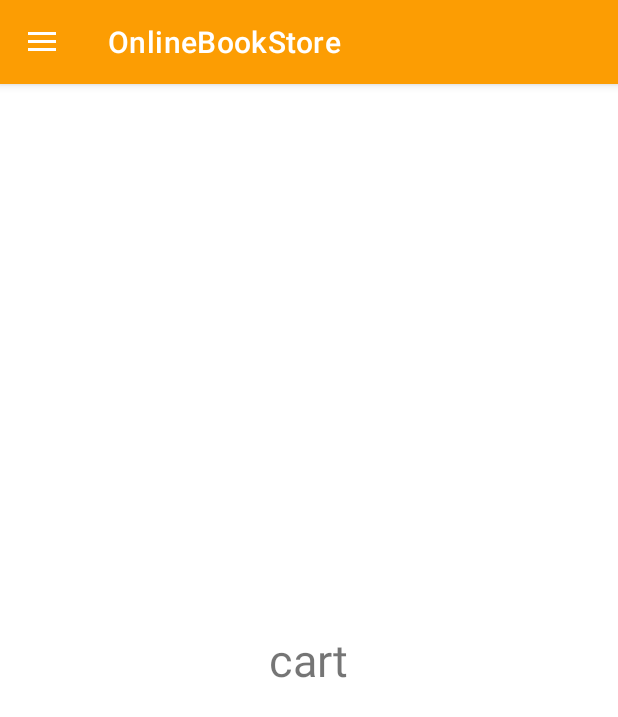
After one commit to shehanwijeyaweera/EE1-2-test-android, an Android app: the fragment AddToCartFragmentUser placed in its activity, on a phone screen of 412 x 824 dp. The commit adds this screen. Shown: the top 717 px of the screen. Run offline under Robolectric (Android 15) with nearby library versions, the phone set to English and light mode, and no system bars; 3 statements that could not run were skipped.

```diff
--- a/app/src/main/java/com/example/ee1_2_test/Activity/Userhomepage.java
+++ b/app/src/main/java/com/example/ee1_2_test/Activity/Userhomepage.java
@@ -16,6 +16,7 @@ import android.widget.Toast;
 import android.widget.Toolbar;
 
 import com.example.ee1_2_test.Fragments.AboutUsFragmentUser;
+import com.example.ee1_2_test.Fragments.AddToCartFragmentUser;
 import com.example.ee1_2_test.Fragments.BooksFragmentUser;
 import com.example.ee1_2_test.Fragments.PastOrdersFragmentUser;
 import com.example.ee1_2_test.Fragments.ProfileInfoFragmentUser;
@@ -97,6 +98,9 @@ public class Userhomepage extends AppCompatActivity implements NavigationView.On
             case R.id.nav_request_book:
                 getSupportFragmentManager().beginTransaction().replace(R.id.fragment_contrainer,new RequestBookFragmentUser()).commit();
                 break;
+            case R.id.nav_add_to_cart:
+                getSupportFragmentManager().beginTransaction().replace(R.id.fragment_contrainer,new AddToCartFragmentUser()).commit();
+                break;
             case R.id.nav_share:
                 Toast.makeText(this, "Share", Toast.LENGTH_SHORT).show();
                 break;
--- /dev/null
+++ b/app/src/main/java/com/example/ee1_2_test/Fragments/AddToCartFragmentUser.java
@@ -0,0 +1,21 @@
+package com.example.ee1_2_test.Fragments;
+
+import android.os.Bundle;
+import android.view.LayoutInflater;
+import android.view.View;
+import android.view.ViewGroup;
+
+import androidx.annotation.NonNull;
+import androidx.annotation.Nullable;
+import androidx.fragment.app.Fragment;
+
+import com.example.ee1_2_test.R;
+
+public class AddToCartFragmentUser extends Fragment {
+
+    @Nullable
+    @Override
+    public View onCreateView(@NonNull LayoutInflater inflater, @Nullable ViewGroup container, @Nullable Bundle savedInstanceState) {
+        return inflater.inflate(R.layout.fragment_add_to_cart,container,false);
+    }
+}
--- /dev/null
+++ b/app/src/main/res/drawable/ic_add_to_cart.xml
@@ -0,0 +1,10 @@
+<vector xmlns:android="http://schemas.android.com/apk/res/android"
+    android:width="24dp"
+    android:height="24dp"
+    android:viewportWidth="24"
+    android:viewportHeight="24"
+    android:tint="?attr/colorControlNormal">
+  <path
+      android:fillColor="@android:color/white"
+      android:pathData="M7,18c-1.1,0 -1.99,0.9 -1.99,2S5.9,22 7,22s2,-0.9 2,-2 -0.9,-2 -2,-2zM1,2v2h2l3.6,7.59 -1.35,2.45c-0.16,0.28 -0.25,0.61 -0.25,0.96 0,1.1 0.9,2 2,2h12v-2L7.42,15c-0.14,0 -0.25,-0.11 -0.25,-0.25l0.03,-0.12 0.9,-1.63h7.45c0.75,0 1.41,-0.41 1.75,-1.03l3.58,-6.49c0.08,-0.14 0.12,-0.31 0.12,-0.48 0,-0.55 -0.45,-1 -1,-1L5.21,4l-0.94,-2L1,2zM17,18c-1.1,0 -1.99,0.9 -1.99,2s0.89,2 1.99,2 2,-0.9 2,-2 -0.9,-2 -2,-2z"/>
+</vector>
--- /dev/null
+++ b/app/src/main/res/layout/fragment_add_to_cart.xml
@@ -0,0 +1,11 @@
+<?xml version="1.0" encoding="utf-8"?>
+<RelativeLayout xmlns:android="http://schemas.android.com/apk/res/android"
+    android:layout_width="match_parent" android:layout_height="match_parent">
+
+    <TextView
+        android:layout_width="wrap_content"
+        android:layout_height="wrap_content"
+        android:text="cart"
+        android:textSize="30sp"
+        android:layout_centerInParent="true"/>
+</RelativeLayout>
--- a/app/src/main/res/menu/drawer_menu.xml
+++ b/app/src/main/res/menu/drawer_menu.xml
@@ -1,6 +1,7 @@
 <?xml version="1.0" encoding="utf-8"?>
 <menu xmlns:android="http://schemas.android.com/apk/res/android"
     xmlns:tools="http://schemas.android.com/tools"
+    xmlns:app="http://schemas.android.com/apk/res-auto"
     tools:showIn="navigation_view">
 
     <group android:checkableBehavior="single">
@@ -8,6 +9,9 @@
             android:id="@+id/nav_view_all_books"
             android:icon="@drawable/ic_books_icon"
             android:title="Books" />
+        <item android:id="@+id/nav_add_to_cart"
+            android:icon="@drawable/ic_add_to_cart"
+            android:title="cart" />
         <item
             android:id="@+id/nav_request_book"
             android:icon="@drawable/ic_request_book"
```
Also changed, not shown: app/src/main/java/com/example/ee1_2_test/Activity/userSingleBookView.java (+16 -1 lines), app/src/main/java/com/example/ee1_2_test/Adapters/userViewAllBooksAdapter.java (+9 -1 lines), app/src/main/res/layout/nav_header.xml (+4 -3 lines), app/src/main/res/drawable-hdpi/bg_1.jpg (added), app/src/main/res/drawable-hdpi/bg_5_fliped.jpg (added).
